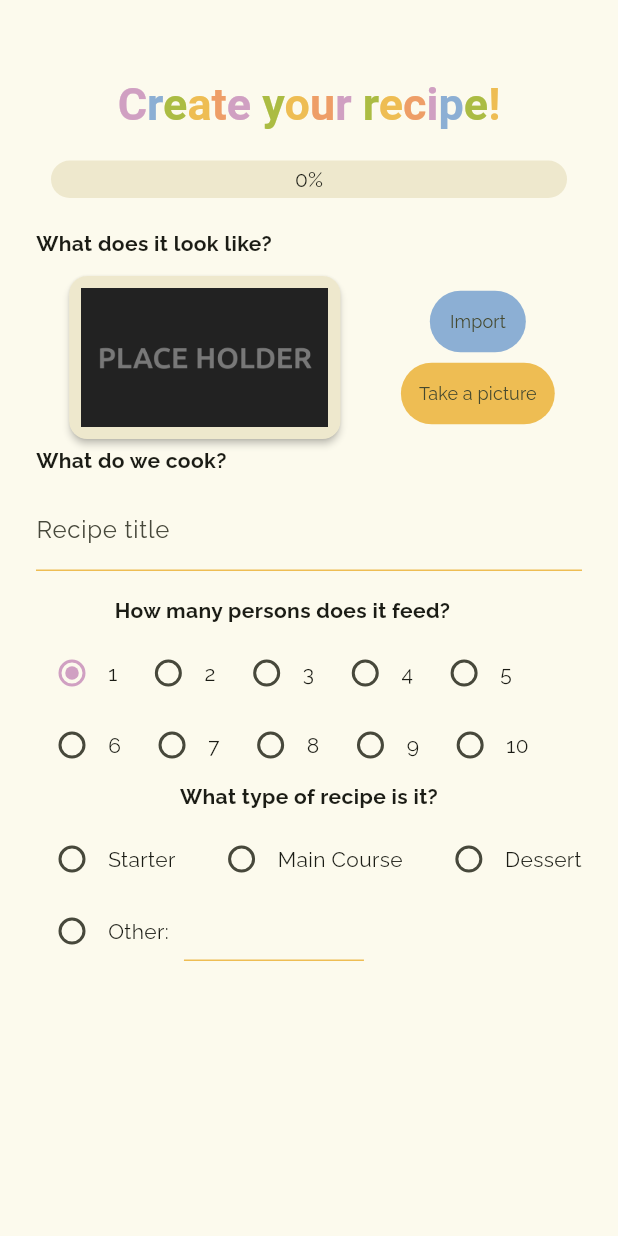
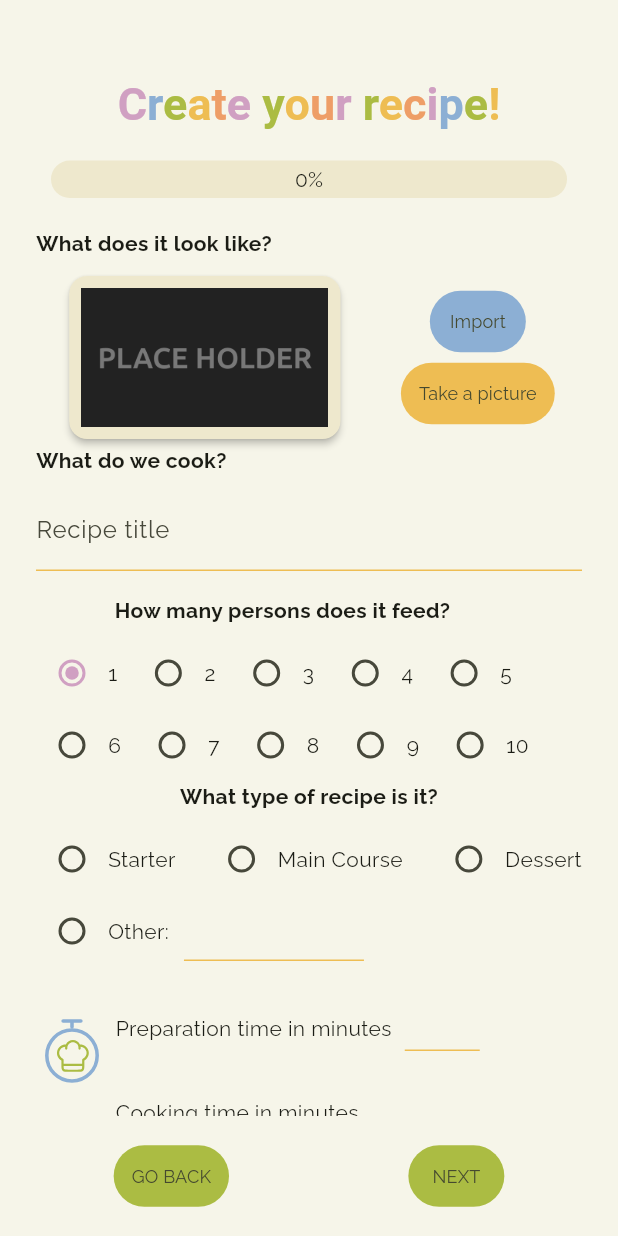
Before and after one commit to Vjonquiere/KeskonMange, a Flutter app: the NewRecipePage screen opened directly, on a phone screen of 412 x 824 dp. Run offline on Flutter 3.47's test engine with Material 3 defaults, Android fonts, the phone set to English and light mode, and no system bars; drawn by our look-alikes of percent_indicator; our stand-ins replace flutter_secure_storage, flutter_svg; accounts and stored records are empty.

Commit message:
add buttons to the bottom

```diff
--- a/client/lib/pages/new_recipe_page.dart
+++ b/client/lib/pages/new_recipe_page.dart
@@ -1,6 +1,7 @@
 import 'package:client/utils/app_colors.dart';
 import 'package:flutter/material.dart';
 import 'package:flutter_secure_storage/flutter_secure_storage.dart';
+import 'package:flutter_svg/svg.dart';
 import 'package:percent_indicator/linear_percent_indicator.dart';
 
 import '../custom_widgets/colorful_text_builder.dart';
@@ -17,7 +18,8 @@ class NewRecipePage extends StatefulWidget {
 class _NewRecipePageState extends State<NewRecipePage> {
   final _recipeNameController = TextEditingController();
   final _typeOfRecipeController = TextEditingController();
-  final _postcodeController = TextEditingController();
+  final _preparationTimeController = TextEditingController();
+  final _cookingTimeController = TextEditingController();
   final storage = const FlutterSecureStorage();
 
   ListView element = ListView();
@@ -74,6 +76,11 @@ class _NewRecipePageState extends State<NewRecipePage> {
 
     return Scaffold(
       resizeToAvoidBottomInset: true,
+      backgroundColor: AppColors.white,
+      bottomNavigationBar: BottomAppBar(
+        color: AppColors.white,
+        child: bottomButtons(),
+      ),
       body: SafeArea(
         child: ListView(
           padding: const EdgeInsets.symmetric(horizontal: 24.0),
@@ -110,6 +117,57 @@ class _NewRecipePageState extends State<NewRecipePage> {
           ],
         ),
       ),
+    );
+  }
+
+  Widget bottomButtons() {
+    if (step == 0) {
+      return Row(
+        mainAxisAlignment: MainAxisAlignment.spaceAround,
+        children: [
+          CustomButton(
+              text: "GO BACK",
+              onPressed: () {
+                Navigator.of(context).pop(
+                    MaterialPageRoute(builder: (context) => MyCreationsPage()));
+              }),
+          CustomButton(
+              text: "NEXT",
+              onPressed: () {
+                nextStep();
+              })
+        ],
+      );
+    }
+    if (step == 4) {
+      return Row(
+        mainAxisAlignment: MainAxisAlignment.center,
+        //TODO: add actions to buttons
+        children: [
+          CustomButton(text: "MODIFY", onPressed: () {}),
+          CustomButton(
+            text: "PUBLISH",
+            onPressed: () {},
+            color: AppColors.pink,
+          ),
+          CustomButton(text: "DELETE", onPressed: () {})
+        ],
+      );
+    }
+    return Row(
+      mainAxisAlignment: MainAxisAlignment.spaceAround,
+      children: [
+        CustomButton(
+            text: "PREVIOUS",
+            onPressed: () {
+              previousStep();
+            }),
+        CustomButton(
+            text: "NEXT",
+            onPressed: () {
+              nextStep();
+            })
+      ],
     );
   }
 
@@ -199,6 +257,7 @@ class _NewRecipePageState extends State<NewRecipePage> {
         const SizedBox(height: 16), // Add spacing
         nbOfPplFed(),
         kindOfRecipe(),
+        cookingTime(),
       ],
     );
   }
@@ -351,4 +410,49 @@ class _NewRecipePageState extends State<NewRecipePage> {
       ),
     );
   }
+
+  Widget cookingTime() {
+    return Row(
+      children: [
+        SvgPicture.asset(
+          AppIcons.getIcon("timer"),
+          width: 48,
+          height: 48,
+        ),
+        Column(
+          crossAxisAlignment: CrossAxisAlignment.start,
+          children: [
+            Row(
+              crossAxisAlignment: CrossAxisAlignment.end,
+              children: [
+                const Padding(
+                    padding: EdgeInsets.all(5.0),
+                    child: Text(
+                      "Preparation time in minutes\t",
+                    )),
+                SizedBox(
+                  width: 50,
+                  child: userTextInput("", _preparationTimeController),
+                )
+              ],
+            ),
+            Row(
+              crossAxisAlignment: CrossAxisAlignment.end,
+              children: [
+                const Padding(
+                    padding: EdgeInsets.all(5.0),
+                    child: Text(
+                      "Cooking time in minutes\t",
+                    )),
+                SizedBox(
+                  width: 50,
+                  child: userTextInput("", _cookingTimeController),
+                )
+              ],
+            ),
+          ],
+        ),
+      ],
+    );
+  }
 }
```
